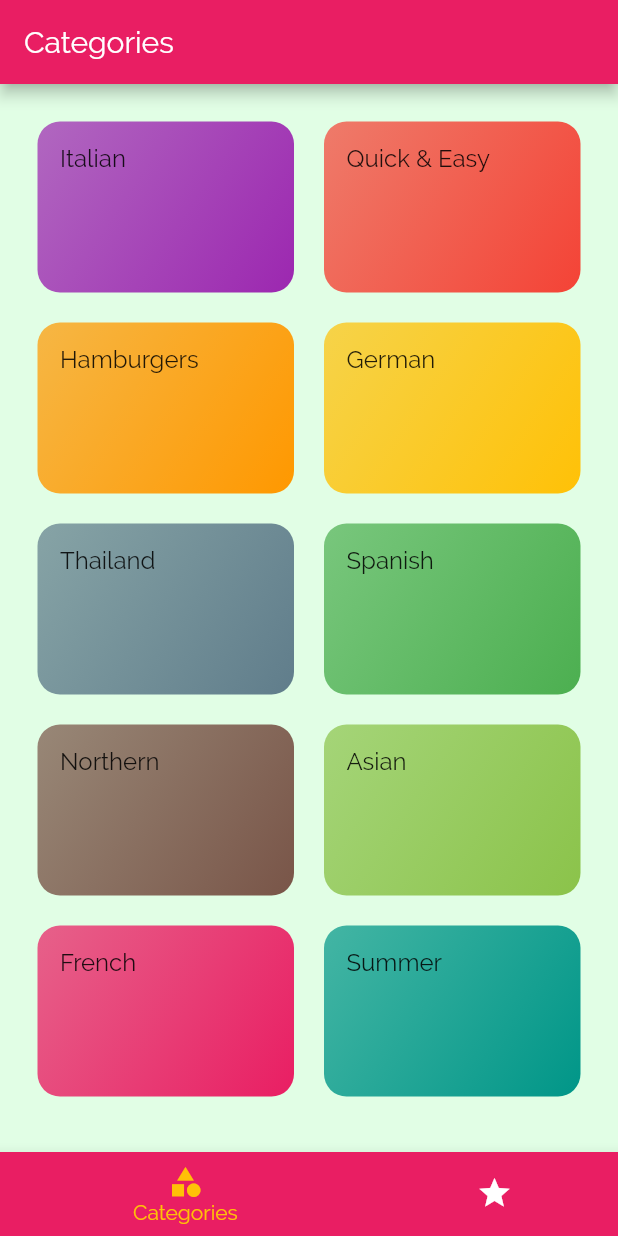
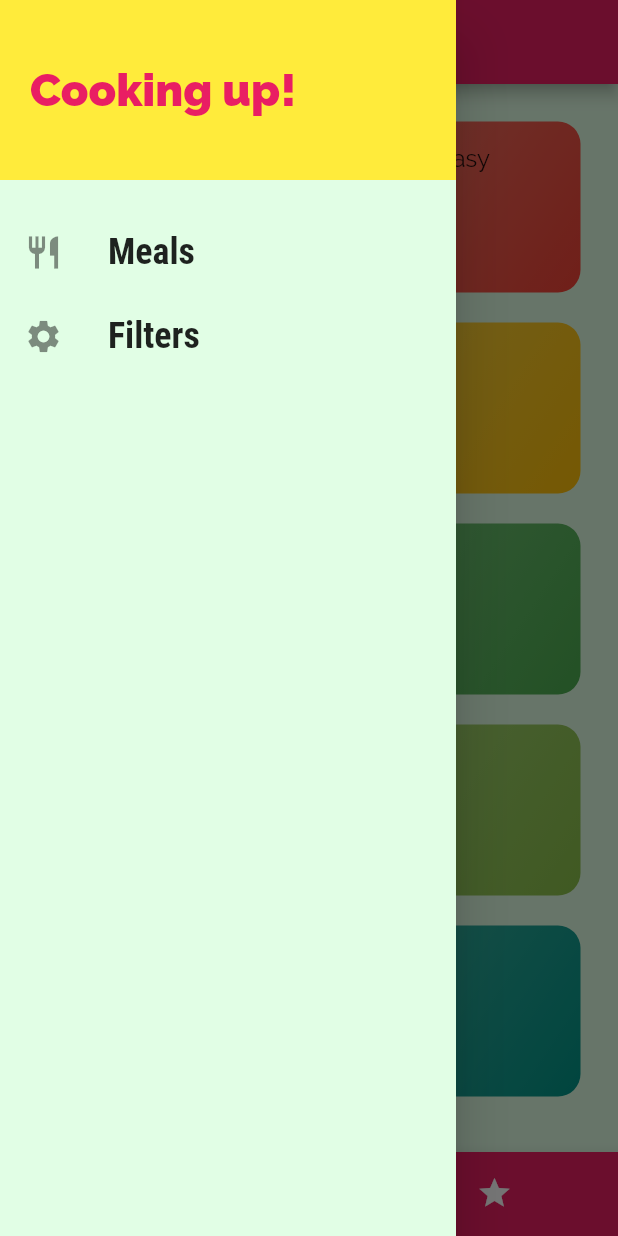
Before and after one commit to Tushar05Chavan/Meals-App, a Flutter app: the screen it shows after launch, with the side drawer open (before the commit the screen has no drawer), on a phone screen of 412 x 824 dp. Run offline on Flutter 3.47's test engine with Material 2 defaults, Android fonts, the phone set to English and light mode, and no system bars.

Commit message:
Main drawer & filtered screen added

```diff
--- a/lib/main.dart
+++ b/lib/main.dart
@@ -1,6 +1,7 @@
 import 'package:flutter/material.dart';
 import 'package:meals_app/screens/category_meals_screen.dart';
 import 'package:meals_app/screens/category_screen.dart';
+import 'package:meals_app/screens/filters_screen.dart';
 import 'package:meals_app/screens/meal_details_screen.dart';
 import 'package:meals_app/screens/tab_screen.dart';
 
@@ -41,6 +42,7 @@ class MyApp extends StatelessWidget {
         '/':(context) => TabScreen(),
         CategoryMealsScreen.routeName : (context) => CategoryMealsScreen(),
         MealDetailScreen.routeName : (context) => MealDetailScreen(),
+        FiltersScreen.routeName : (context) => FiltersScreen()
       },
       onGenerateRoute: (settings) {
         print(settings.arguments);
--- a/lib/screens/tab_screen.dart
+++ b/lib/screens/tab_screen.dart
@@ -3,6 +3,7 @@ import 'package:flutter/src/widgets/container.dart';
 import 'package:flutter/src/widgets/framework.dart';
 import 'package:meals_app/screens/Favorites_screen.dart';
 import 'package:meals_app/screens/category_screen.dart';
+import 'package:meals_app/widgets/main_drawer.dart';
 
 class TabScreen extends StatefulWidget {
   const TabScreen({super.key});
@@ -38,6 +39,7 @@ class _TabScreenState extends State<TabScreen> {
       appBar: AppBar(
         title: Text(_pages[_selectedPageIndex]['title']),
       ),
+      drawer: MainDrawer(),
       body: _pages[_selectedPageIndex]['page'],
       bottomNavigationBar: BottomNavigationBar(
         onTap: _selectPage,
--- /dev/null
+++ b/lib/widgets/main_drawer.dart
@@ -0,0 +1,80 @@
+import 'dart:ui';
+
+import 'package:flutter/material.dart';
+import 'package:flutter/src/widgets/container.dart';
+import 'package:flutter/src/widgets/framework.dart';
+import 'package:meals_app/screens/filters_screen.dart';
+import 'package:meals_app/screens/tab_screen.dart';
+
+class MainDrawer extends StatelessWidget {
+  Widget buildListTile(String title, IconData icon, Function tapHandler) {
+    return ListTile(
+        leading: Icon(
+          icon,
+          size: 26,
+        ),
+        title: Text(
+          title,
+          style: TextStyle(
+            fontFamily: 'RobotoCondensed',
+            fontSize: 24,
+            fontWeight: FontWeight.bold,
+          ),
+        ),
+        onTap: tapHandler());
+  }
+
+  @override
+  Widget build(BuildContext context) {
+    return Drawer(
+      child: Column(children: [
+        Container(
+          color: Colors.yellow,
+          height: 120,
+          width: double.infinity,
+          padding: EdgeInsets.all(20),
+          alignment: Alignment.centerLeft,
+          child: Text('Cooking up!',
+              style: TextStyle(
+                  fontWeight: FontWeight.w900,
+                  fontSize: 30,
+                  color: Theme.of(context).primaryColor)),
+        ),
+        SizedBox(
+          height: 20,
+        ),
+        ListTile(
+          leading: Icon(
+            Icons.restaurant,
+            size: 26,
+          ),
+          title: Text(
+            'Meals',
+            style: TextStyle(
+              fontFamily: 'RobotoCondensed',
+              fontSize: 24,
+              fontWeight: FontWeight.bold,
+            ),
+          ),
+          onTap: (() => Navigator.of(context).pushReplacementNamed('/')),
+        ),
+        ListTile(
+          leading: Icon(
+            Icons.settings,
+            size: 26,
+          ),
+          title: Text(
+            'Filters',
+            style: TextStyle(
+              fontFamily: 'RobotoCondensed',
+              fontSize: 24,
+              fontWeight: FontWeight.bold,
+            ),
+          ),
+          onTap: (() =>
+              Navigator.of(context).pushReplacementNamed(FiltersScreen.routeName)),
+        ),
+      ]),
+    );
+  }
+}
```
Also changed, not shown: lib/screens/category_meals_screen.dart (+60 -17 lines), lib/screens/filters_screen.dart (added, +91 -0 lines), lib/screens/meal_details_screen.dart (+6 -1 lines), lib/widgets/meal_item.dart (+13 -3 lines).
